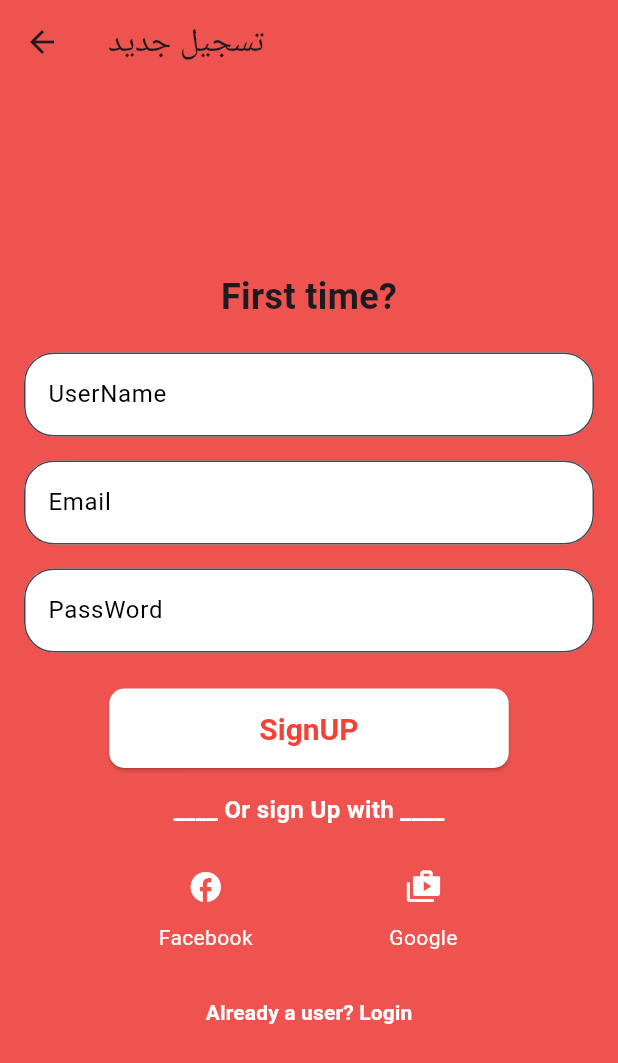
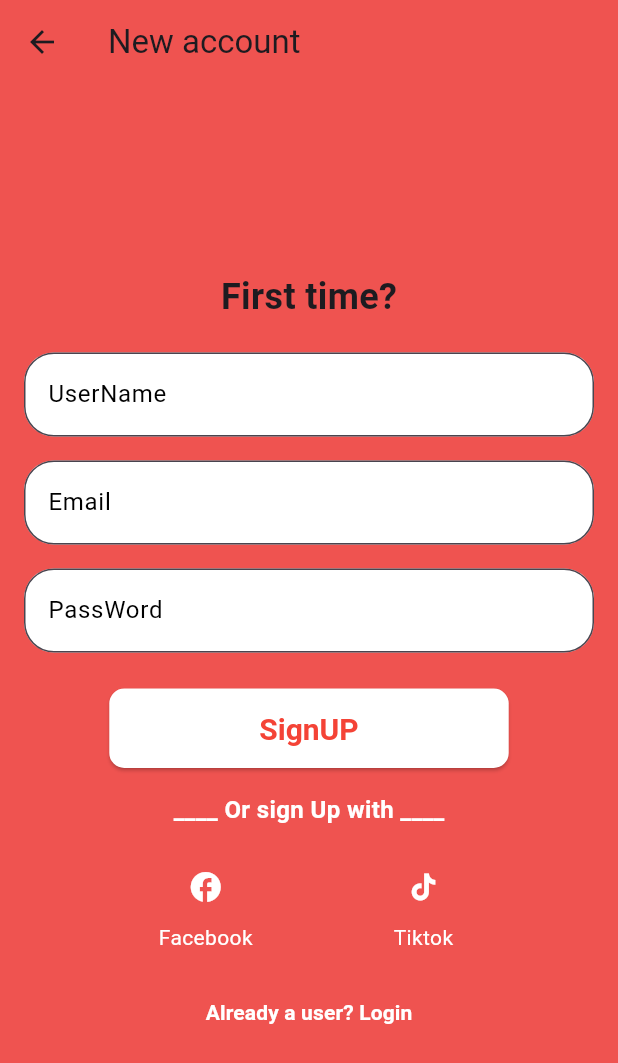
Before and after one commit to U-Apps/pizza-App, a Flutter app: the SignUpPage screen opened by its route, on a phone screen of 412 x 824 dp. Shown: the top 1063 px of the screen. Run offline on Flutter 3.47's test engine with Material 3 defaults, Android fonts, the phone set to English and light mode, and no system bars; our stand-ins replace animated_splash_screen, flutter_rating_stars.

```diff
--- a/pizza_app/lib/Register.dart
+++ b/pizza_app/lib/Register.dart
@@ -22,7 +22,7 @@ class _SignUpPageState extends State<SignUpPage> {
       backgroundColor: Colors.red[400],
       appBar: AppBar(
         backgroundColor: Colors.red[400],
-        title: Text('تسجيل جديد'), // يمكنك تغيير العنوان هنا
+        title: Text('New account'),
       ),
       body: Padding(
         padding: const EdgeInsets.all(16.0),
@@ -153,7 +153,7 @@ class _SignUpPageState extends State<SignUpPage> {
               Row(
                 mainAxisAlignment: MainAxisAlignment.spaceEvenly,
                 children: [
-                  // أزرار تسجيل الدخول باستخدام Google و Facebook
+
                   Column(
                     children: <Widget>[
                       IconButton(
@@ -174,17 +174,17 @@ class _SignUpPageState extends State<SignUpPage> {
                       IconButton(
                           onPressed: () => {},
                           icon: Icon(
-                            Icons.shop_2,
+                            Icons.tiktok,
                             color: Colors.white,
                           )),
                       Text(
-                        'Google',
+                        'Tiktok',
                         style: TextStyle(color: Colors.white),
                       )
                     ],
                   ),
 
-                  // يمكنك استخدام حزم خارجية مثل flutter_login
+
                 ],
               ),
               SizedBox(height: 16),
--- a/pizza_app/lib/component/message.dart
+++ b/pizza_app/lib/component/message.dart
@@ -26,7 +26,7 @@ class Message {
                   Text(
                     '$content',
                     style: TextStyle(
-                      fontSize: 24,
+                      fontSize: 20,
                       fontWeight: FontWeight.bold,
                       color: Colors.black,
                     ),
--- a/pizza_app/lib/forget.dart
+++ b/pizza_app/lib/forget.dart
@@ -51,7 +51,7 @@ class _ForgetPassWordScreenState extends State<ForgetPassWordScreen> {
                     textStyle:
                         TextStyle(fontSize: 20, fontWeight: FontWeight.bold),
                     padding: EdgeInsets.only(
-                        left: 100, top: 15, right: 100, bottom: 15),
+                        left: 80, top: 15, right: 80, bottom: 15),
                     shape: RoundedRectangleBorder(
                         borderRadius: BorderRadius.circular(10))),
                 onPressed: () {
--- a/pizza_app/lib/home.dart
+++ b/pizza_app/lib/home.dart
@@ -154,7 +154,7 @@ class _HomeScreenState extends State<HomeScreen> {
                 return Pizzashows(
                   Tital: listOfPizza[index].name,
                   des: listOfPizza[index].des,
-                  imgName: 1,
+                  imgName:listOfPizza[index].numImg,
                 );
               },
             ),
--- a/pizza_app/lib/main.dart
+++ b/pizza_app/lib/main.dart
@@ -27,6 +27,6 @@ void main() {
             style: TextStyle(color: Colors.white),
           ),
         ),
-        body: AccountPage(),
+        body:Welcome(),
       )));
 }
--- a/pizza_app/lib/pizza_menu.dart
+++ b/pizza_app/lib/pizza_menu.dart
@@ -41,7 +41,7 @@ class _PizzaMenuState extends State<PizzaMenu> {
   @override
   Widget build(BuildContext context) {
     return Scaffold(
-      backgroundColor: Color.fromARGB(255, 244, 242, 222),
+
       appBar: AppBar(
         title: Text('Pizza Menu'),
         backgroundColor: Colors.red,
```
Also changed, not shown: pizza_app/lib/Profile.dart (+38 -8 lines), pizza_app/assets/images/avt.jpg (added).
